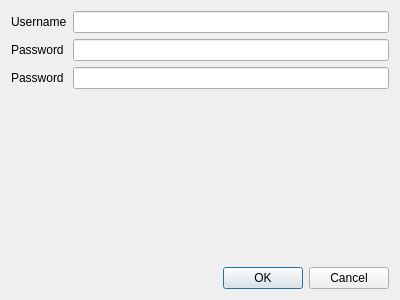
polsalees/Take-car-, file ui/sign_up.ui: the form before one commit.
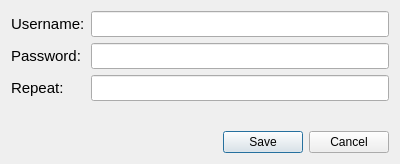
The form after the commit.

Commit message: So much changes on the buttons and some new files for the code

What changed in the file:
```diff
--- a/ui/sign_up.ui
+++ b/ui/sign_up.ui
@@ -7,7 +7,7 @@
     <x>0</x>
     <y>0</y>
     <width>400</width>
-    <height>300</height>
+    <height>164</height>
    </rect>
   </property>
   <property name="windowTitle">
@@ -18,33 +18,66 @@
     <layout class="QFormLayout" name="formLayout">
      <item row="0" column="0">
       <widget class="QLabel" name="label">
+       <property name="font">
+        <font>
+         <pointsize>11</pointsize>
+        </font>
+       </property>
        <property name="text">
-        <string>Username</string>
+        <string>Username:</string>
        </property>
       </widget>
      </item>
      <item row="0" column="1">
-      <widget class="QLineEdit" name="lineEdit"/>
+      <widget class="QLineEdit" name="lineEdit">
+       <property name="font">
+        <font>
+         <pointsize>11</pointsize>
+        </font>
+       </property>
+      </widget>
      </item>
      <item row="1" column="0">
       <widget class="QLabel" name="label_2">
+       <property name="font">
+        <font>
+         <pointsize>11</pointsize>
+        </font>
+       </property>
        <property name="text">
-        <string>Password</string>
+        <string>Password:</string>
        </property>
       </widget>
      </item>
      <item row="1" column="1">
-      <widget class="QLineEdit" name="lineEdit_2"/>
+      <widget class="QLineEdit" name="lineEdit_2">
+       <property name="font">
+        <font>
+         <pointsize>11</pointsize>
+        </font>
+       </property>
+      </widget>
      </item>
      <item row="2" column="0">
       <widget class="QLabel" name="label_3">
+       <property name="font">
+        <font>
+         <pointsize>11</pointsize>
+        </font>
+       </property>
        <property name="text">
-        <string>Password</string>
+        <string>Repeat:</string>
        </property>
       </widget>
      </item>
      <item row="2" column="1">
-      <widget class="QLineEdit" name="lineEdit_3"/>
+      <widget class="QLineEdit" name="lineEdit_3">
+       <property name="font">
+        <font>
+         <pointsize>11</pointsize>
+        </font>
+       </property>
+      </widget>
      </item>
     </layout>
    </item>
@@ -54,7 +87,7 @@
       <enum>Qt::Horizontal</enum>
      </property>
      <property name="standardButtons">
-      <set>QDialogButtonBox::Cancel|QDialogButtonBox::Ok</set>
+      <set>QDialogButtonBox::Cancel|QDialogButtonBox::Save</set>
      </property>
     </widget>
    </item>
```
Left out of the diff: 23 changed lines with no effect on the pictures. The commit also changes 6 other files.
